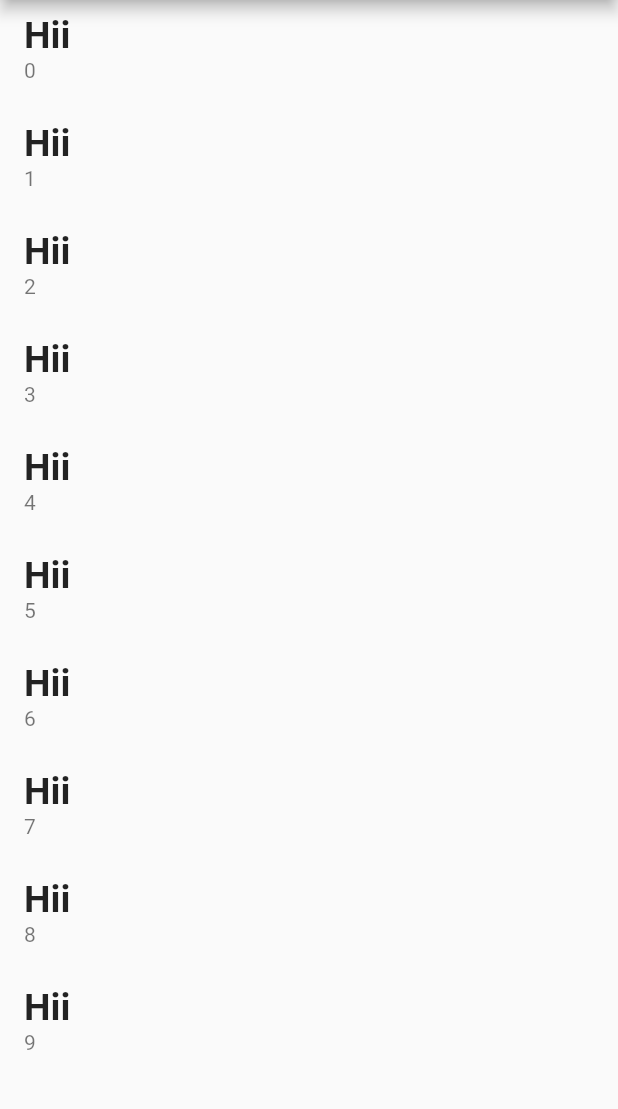
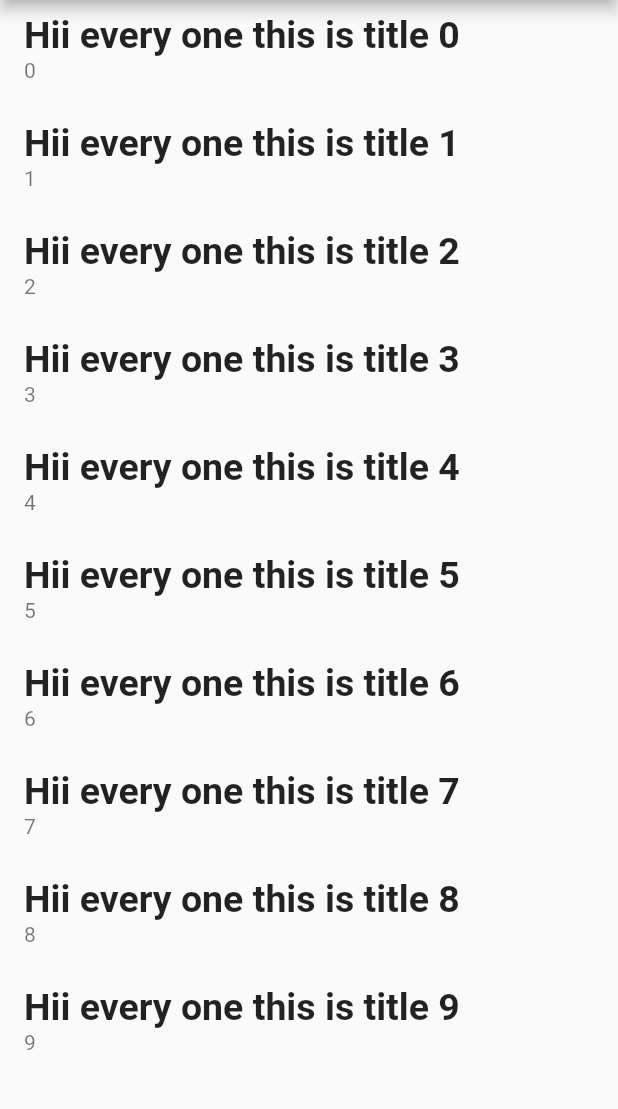
Before and after one commit to akarshbarar/Shimmer_Effect_In_Flutter, a Flutter app: the screen it shows after launch, on a phone screen of 412 x 824 dp, the part 84-1193 px from its top. Run offline on Flutter 3.47's test engine with Material 2 defaults, Android fonts, the phone set to English and light mode, and no system bars; drawn by our look-alikes of shimmer.

Commit message:
Shimmer Effect in Fluuter

```diff
--- a/lib/main.dart
+++ b/lib/main.dart
@@ -30,7 +30,7 @@ class _IndexState extends State<Index> {
                 itemBuilder: (context,i){
                   return Shimmer.fromColors(
                       child:  ListTile(
-                        title: Text("Hii",style: TextStyle(fontSize: 25,fontWeight: FontWeight.bold),),
+                        title: Text("Hii every one this is title $i ",style: TextStyle(fontSize: 25,fontWeight: FontWeight.bold),),
                         subtitle: Text(i.toString()),
                       ),
                       baseColor:Colors.black,
```
